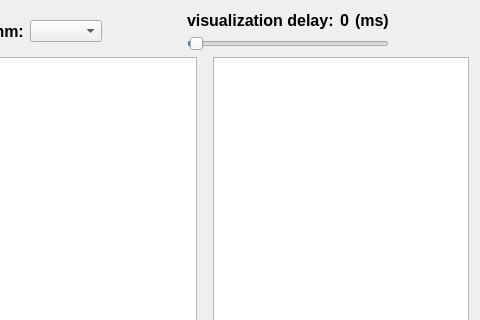
The window that app.ui (msmouni/path-finding) describes before a commit, drawn with Qt 5; both pictures show x 588 to 1068 and y 0 to 320 of the 1068 by 670 pixel window.
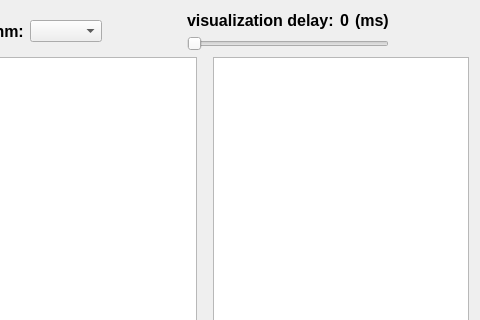
The same window after the commit. Custom widgets are drawn as their Qt base class.

```diff
--- a/app.ui
+++ b/app.ui
@@ -174,7 +174,7 @@
          <item>
           <widget class="QSlider" name="delaySlider">
            <property name="maximum">
-            <number>500</number>
+            <number>5000</number>
            </property>
            <property name="value">
             <number>5</number>
```
